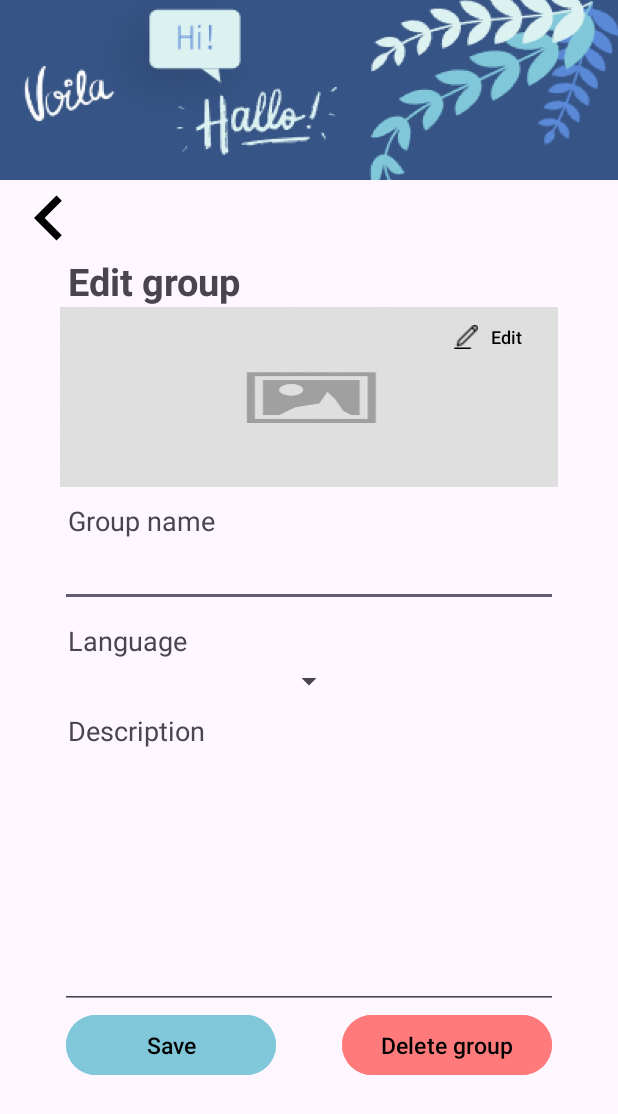
After one commit to luis-cvqz/LanGroup, an Android app: the ModificarGrupoActivity screen opened directly, with no data from a screen before it, on a phone screen of 412 x 824 dp. The commit adds this screen. Shown: the top 1114 px of the screen. Run offline under Robolectric (Android 15) with nearby library versions, the phone set to English and light mode, and no system bars; our stand-ins replace data binding.

Commit message:
Ventanas para publicacion y modificar grupo

```diff
--- /dev/null
+++ b/app/src/main/java/uv/fei/langroup/grupos/ModificarGrupoActivity.java
@@ -0,0 +1,16 @@
+package uv.fei.langroup.grupos;
+
+import androidx.appcompat.app.AppCompatActivity;
+
+import android.os.Bundle;
+
+import uv.fei.langroup.R;
+
+public class ModificarGrupoActivity extends AppCompatActivity {
+
+    @Override
+    protected void onCreate(Bundle savedInstanceState) {
+        super.onCreate(savedInstanceState);
+        setContentView(R.layout.activity_modificar_grupo);
+    }
+}
--- /dev/null
+++ b/app/src/main/res/drawable/chevron_left.xml
@@ -0,0 +1,5 @@
+<vector android:height="60dp" android:tint="#000000"
+    android:viewportHeight="24" android:viewportWidth="24"
+    android:width="60dp" xmlns:android="http://schemas.android.com/apk/res/android">
+    <path android:fillColor="@android:color/white" android:pathData="M15.41,7.41L14,6l-6,6 6,6 1.41,-1.41L10.83,12z"/>
+</vector>
--- /dev/null
+++ b/app/src/main/res/layout/activity_modificar_grupo.xml
@@ -0,0 +1,150 @@
+<?xml version="1.0" encoding="utf-8"?>
+<layout xmlns:android="http://schemas.android.com/apk/res/android"
+    xmlns:app="http://schemas.android.com/apk/res-auto"
+    xmlns:tools="http://schemas.android.com/tools">
+
+    <data>
+
+    </data>
+
+    <LinearLayout
+        android:layout_width="match_parent"
+        android:layout_height="match_parent"
+        android:orientation="vertical"
+        tools:context=".grupos.ModificarGrupoActivity">
+
+        <ImageView
+            android:id="@+id/view_header"
+            android:layout_width="match_parent"
+            android:layout_height="120dp"
+            android:background="@drawable/header_langroup"
+            android:importantForAccessibility="no" />
+
+        <ImageButton
+            android:id="@+id/button_regresar"
+            android:layout_width="65dp"
+            android:layout_height="50dp"
+            android:src="@drawable/chevron_left"
+            android:background="@color/transparente" />
+
+        <TextView
+            android:id="@+id/lbl_modificar_grupo"
+            android:layout_width="wrap_content"
+            android:layout_height="wrap_content"
+            android:text="@string/lbl_mod_group"
+            android:textSize="25sp"
+            android:textStyle="bold"
+            android:layout_marginTop="0dp"
+            android:layout_marginStart="45dp" />
+
+        <RelativeLayout
+            android:layout_width="match_parent"
+            android:layout_height="120dp"
+            android:layout_marginStart="40dp"
+            android:layout_marginEnd="40dp"
+            android:background="@drawable/banner_placeholder">
+            <ImageView
+                android:layout_width="match_parent"
+                android:layout_height="match_parent"
+                android:scaleType="centerCrop"
+                android:layout_centerInParent="true">
+            </ImageView>
+            <Button
+                android:layout_width="wrap_content"
+                android:layout_height="40dp"
+                android:drawableLeft="@drawable/icon_edit"
+                android:layout_alignParentEnd="true"
+                android:layout_alignParentTop="true"
+                android:background="@color/transparente"
+                android:textSize="12sp"
+                android:text="@string/btn_edit"
+                android:textStyle=""
+                android:textColor="@color/black"
+                tools:ignore="RelativeOverlap,SmallSp" />
+        </RelativeLayout>
+
+        <TextView
+            android:id="@+id/lbl_nombre_grupo"
+            android:layout_width="wrap_content"
+            android:layout_height="wrap_content"
+            android:text="@string/lbl_group_name"
+            android:textSize="18sp"
+            android:layout_marginTop="10dp"
+            android:layout_marginStart="45dp" />
+
+        <EditText
+            android:id="@+id/edit_text_nombre_grupo"
+            android:layout_width="match_parent"
+            android:layout_height="wrap_content"
+            android:textSize="18sp"
+            android:layout_marginStart="40dp"
+            android:layout_marginEnd="40dp" />
+
+        <TextView
+            android:id="@+id/lbl_idioma"
+            android:layout_width="wrap_content"
+            android:layout_height="wrap_content"
+            android:text="@string/lbl_language"
+            android:textSize="18sp"
+            android:layout_marginTop="10dp"
+            android:layout_marginStart="45dp" />
+
+        <Spinner
+            android:id="@+id/spinner_idiomas"
+            android:layout_width="190dp"
+            android:layout_height="30dp"
+
+            android:layout_marginStart="40dp" />
+
+        <TextView
+            android:id="@+id/lbl_descripcion_grupo"
+            android:layout_width="wrap_content"
+            android:layout_height="wrap_content"
+            android:text="@string/lbl_description"
+            android:textSize="18sp"
+            android:layout_marginTop="5dp"
+            android:layout_marginStart="45dp" />
+
+        <EditText
+            android:id="@+id/edit_text_descripcion_grupo"
+            android:layout_width="match_parent"
+            android:layout_height="wrap_content"
+            android:textSize="18sp"
+            android:inputType="textMultiLine"
+            android:lines="7"
+            android:layout_marginTop="0dp"
+            android:layout_marginStart="40dp"
+            android:layout_marginEnd="40dp" />
+
+        <androidx.constraintlayout.widget.ConstraintLayout
+            android:layout_width="match_parent"
+            android:layout_height="wrap_content">
+            <Button
+                android:id="@+id/button_guardar"
+                android:layout_width="140dp"
+                android:layout_height="wrap_content"
+                app:layout_constraintTop_toTopOf="parent"
+                app:layout_constraintBottom_toBottomOf="parent"
+                app:layout_constraintStart_toStartOf="parent"
+                app:layout_constraintEnd_toStartOf="@id/button_eliminar"
+                android:textSize="15sp"
+                android:text="@string/btn_save_changes"
+                android:textColor="@color/black"
+                android:backgroundTint="@color/azul3"/>
+
+            <Button
+                android:id="@+id/button_eliminar"
+                android:layout_width="140dp"
+                android:layout_height="wrap_content"
+                app:layout_constraintTop_toTopOf="parent"
+                app:layout_constraintBottom_toBottomOf="parent"
+                app:layout_constraintStart_toEndOf="@id/button_guardar"
+                app:layout_constraintEnd_toEndOf="parent"
+                android:textSize="15sp"
+                android:text="@string/btn_delete_group"
+                android:textColor="@color/black"
+                android:backgroundTint="@color/rojoClaro" />
+        </androidx.constraintlayout.widget.ConstraintLayout>
+
+    </LinearLayout>
+</layout>
--- a/app/src/main/res/values/colors.xml
+++ b/app/src/main/res/values/colors.xml
@@ -2,4 +2,11 @@
 <resources>
     <color name="black">#FF000000</color>
     <color name="white">#FFFFFFFF</color>
+    <color name="azul1">#0F1035</color>
+    <color name="azul2">#365486</color>
+    <color name="azul3">#7FC7D9</color>
+    <color name="azul4">#DCF2F1</color>
+    <color name="gris">#C3CBC8</color>
+    <color name="rojoClaro">#FF7B7B</color>
+    <color name="transparente">#00FFFFFF</color>
 </resources>
--- a/app/src/main/res/values/strings.xml
+++ b/app/src/main/res/values/strings.xml
@@ -1,3 +1,17 @@
 <resources>
     <string name="app_name">LanGroup</string>
+    <string name="lbl_new_post">New Post</string>
+    <string name="lbl_title">Title</string>
+    <string name="lbl_description">Description</string>
+    <string name="btn_post">Post</string>
+    <string name="lbl_post">Post</string>
+    <string name="lbl_edit_post">Edit post</string>
+    <string name="btn_post_changes">Post changes</string>
+    <string name="btn_delete_post">Delete post</string>
+    <string name="lbl_mod_group">Edit group</string>
+    <string name="btn_save_changes">Save</string>
+    <string name="btn_delete_group">Delete group</string>
+    <string name="lbl_language">Language</string>
+    <string name="lbl_group_name">Group name</string>
+    <string name="btn_edit">Edit</string>
 </resources>
```
Also changed, not shown: app/src/main/AndroidManifest.xml (+15 -0 lines), app/src/main/java/uv/fei/langroup/AgregarInteraccionActivity.java (added, +14 -0 lines), app/src/main/java/uv/fei/langroup/publicaciones/AgregarPublicacionActivity.java (added, +16 -0 lines), app/src/main/java/uv/fei/langroup/publicaciones/BuscarPublicacionActivity.java (added, +16 -0 lines), app/src/main/java/uv/fei/langroup/publicaciones/ModificarPublicacionActivity.java (added, +16 -0 lines), app/src/main/res/layout/activity_agregar_interaccion.xml (added, +16 -0 lines), app/src/main/res/layout/activity_agregar_publicacion.xml (added, +115 -0 lines), app/src/main/res/layout/activity_buscar_publicacion.xml (added, +16 -0 lines), app/src/main/res/layout/activity_modificar_publicacion.xml (added, +126 -0 lines), app/src/main/res/drawable/banner_placeholder.jpg (added), app/src/main/res/drawable/header_langroup.jpeg (added), app/src/main/res/drawable/icon_edit.png (added), 2 other files.
